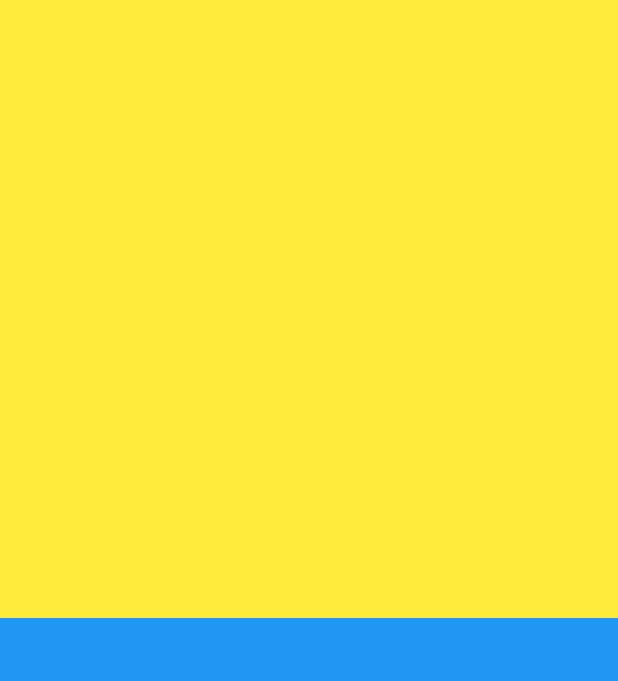
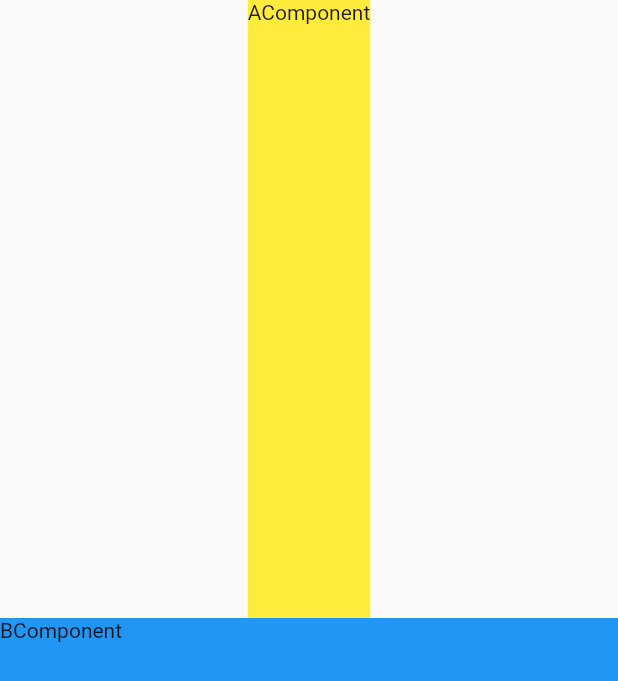
Before and after one commit to Jo-HyeRin/Flutter_State, a Flutter app: the screen it shows after launch, on a phone screen of 412 x 824 dp. Shown: the top 681 px of the screen. Run offline on Flutter 3.47's test engine with Material 2 defaults, Android fonts, the phone set to English and light mode, and no system bars.

```diff
--- a/lib/main.dart
+++ b/lib/main.dart
@@ -46,6 +46,7 @@ class AComponent extends StatelessWidget {
   Widget build(BuildContext context) {
     return Container(
       color: Colors.yellow,
+      child: Text("AComponent"),
     );
   }
 }
@@ -56,8 +57,12 @@ class BComponent extends StatelessWidget {
 
   @override
   Widget build(BuildContext context) {
-    return Container(
-      color: Colors.blue,
+    return SizedBox(
+      width: double.infinity,
+      child: Container(
+        color: Colors.blue,
+        child: Text("BComponent"),
+      ),
     );
   }
 }
```
